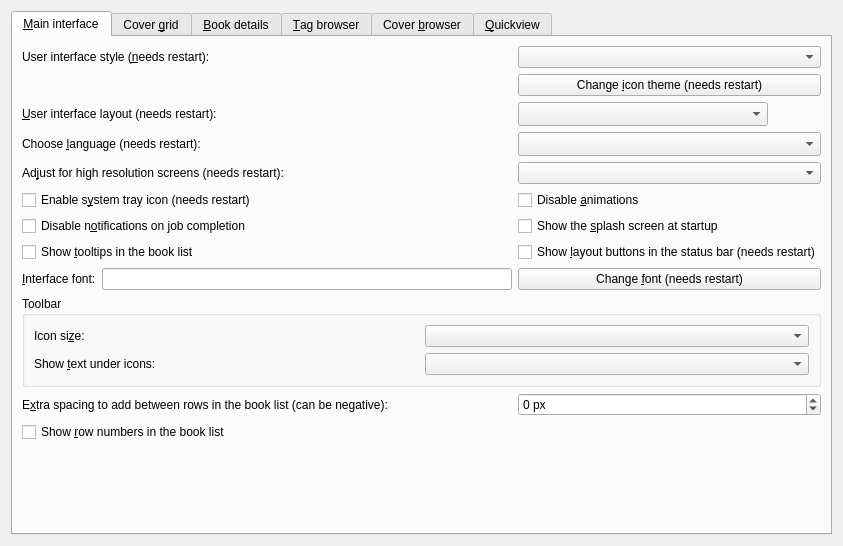
debian-calibre/calibre, file src/calibre/gui2/preferences/look_feel.ui: the form before one commit.
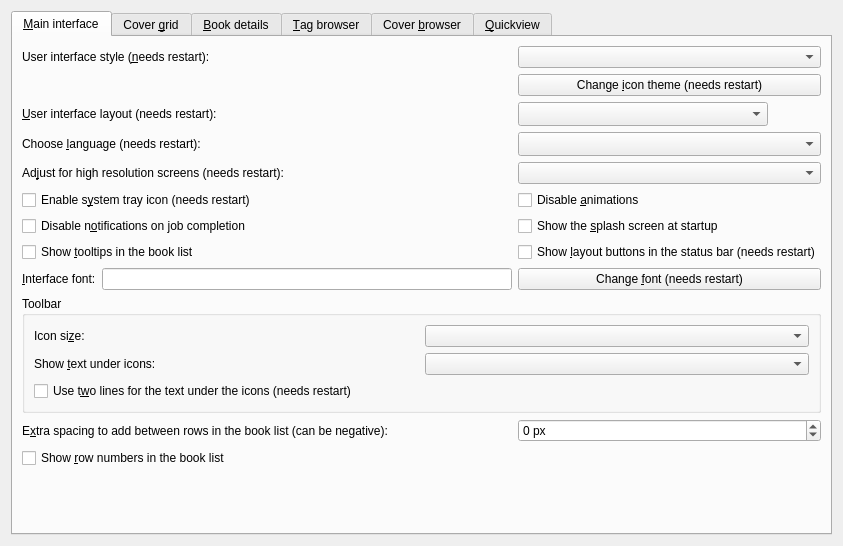
The form after the commit. Icons and pictures are not drawn. Custom widgets are drawn as their Qt base class.

Diff of the .ui file:
```diff
--- a/src/calibre/gui2/preferences/look_feel.ui
+++ b/src/calibre/gui2/preferences/look_feel.ui
@@ -90,6 +90,13 @@
             </property>
            </widget>
           </item>
+          <item row="2" column="0" colspan="2">
+           <widget class="QCheckBox" name="opt_wrap_toolbar_text">
+            <property name="text">
+             <string>Use t&amp;wo lines for the text under the icons (needs restart)</string>
+            </property>
+           </widget>
+          </item>
          </layout>
         </widget>
        </item>
```
